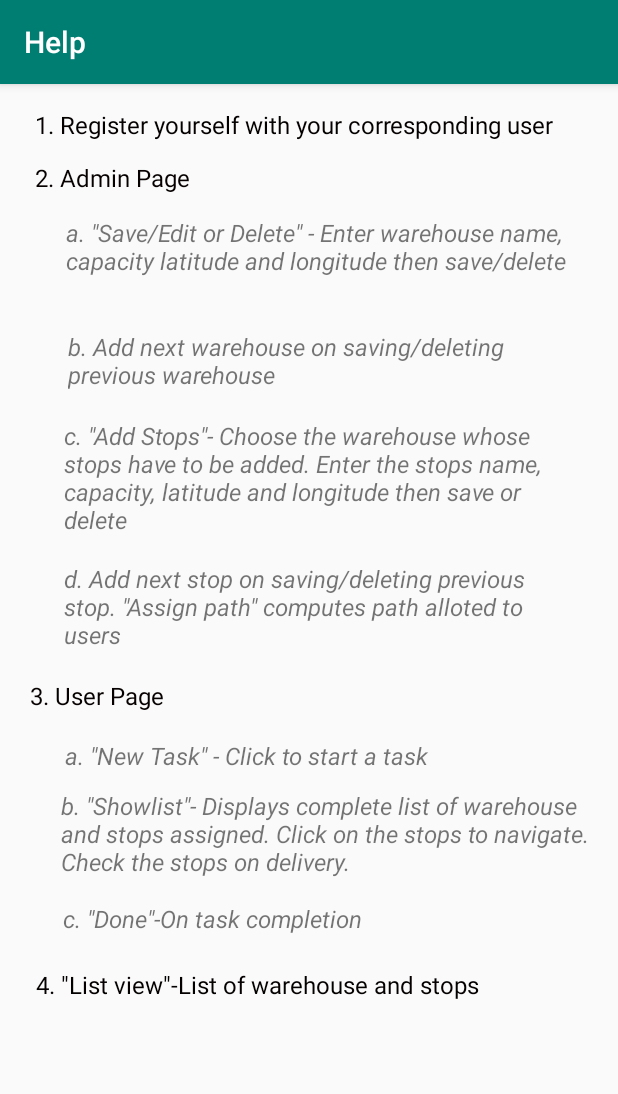
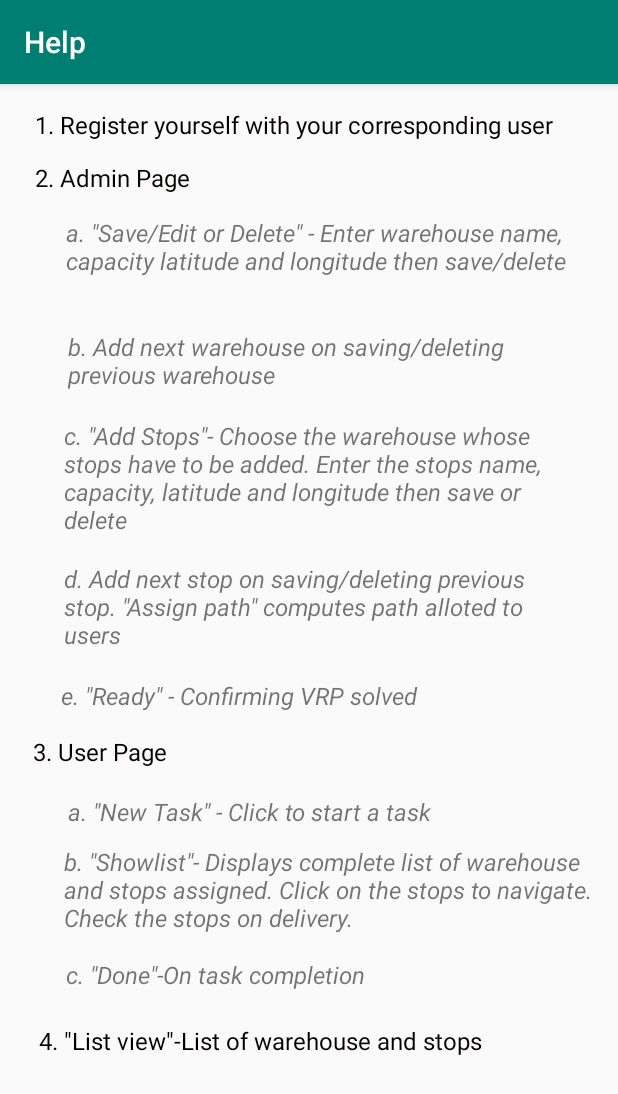
Before and after one commit to dalvisnigdha/Pandelivery, an Android app: the UserMainActivity screen opened directly, with no data from a screen before it, in the options menu, after a tap on "Help", on a phone screen of 412 x 824 dp. Shown: the top 1094 px of the screen. Run offline under Robolectric (Android 15) with nearby library versions, the light colour scheme and no system bars; our stand-ins replace Firebase (no records; nobody signed in at launch, a user with empty details on screens opened directly); 3 statements that could not run were skipped.

Commit message:
not working

```diff
--- a/app/src/main/java/com/example/pandelivery/UserMainActivity.java
+++ b/app/src/main/java/com/example/pandelivery/UserMainActivity.java
@@ -70,7 +70,7 @@ public class UserMainActivity extends AppCompatActivity implements OnMapReadyCal
     Polyline polyline = null;
     ArrayList route;
     String[] listitems = {"gurgaon","cp","faridabad","indiagate"};//hard coded
-    String warehouse = "iit_delhi";
+//    String warehouse = "iit_delhi";
     FirebaseFirestore db;
     FirebaseUser user;
     FirebaseAuth firebaseAuth;
@@ -83,11 +83,12 @@ public class UserMainActivity extends AppCompatActivity implements OnMapReadyCal
     // Locations to be added from Latitude and Longitude added in array list at the bootom
     ArrayList<LatLng> maplocationList = new ArrayList<LatLng>();
 
-    LatLng iit_delhi = new LatLng(28.5450, 77.1926);
-    LatLng gurgaon = new LatLng(28.4595, 77.0266);
-    LatLng cp = new LatLng(28.6304, 77.2177);
-    LatLng faridabad = new LatLng(28.4089, 77.3178);
-    LatLng indiagate = new LatLng(28.6129, 77.2295);
+
+//    LatLng iit_delhi = new LatLng(28.5450, 77.1926);
+//    LatLng gurgaon = new LatLng(28.4595, 77.0266);
+//    LatLng cp = new LatLng(28.6304, 77.2177);
+//    LatLng faridabad = new LatLng(28.4089, 77.3178);
+//    LatLng indiagate = new LatLng(28.6129, 77.2295);
     // Map Objects
     UiSettings mUiSettings;
     @Override
@@ -115,14 +116,15 @@ public class UserMainActivity extends AppCompatActivity implements OnMapReadyCal
         actionbar.setTitle("User");
 
         // ArrayList updated :
-        maplocationList.add(iit_delhi);
-        maplocationList.add(gurgaon);
-        maplocationList.add(cp);
-        maplocationList.add(faridabad);
-        maplocationList.add(indiagate);
+//        maplocationList.add(iit_delhi);
+//        maplocationList.add(gurgaon);
+//        maplocationList.add(cp);
+//        maplocationList.add(faridabad);
+//        maplocationList.add(indiagate);
 
         // Array list of checkbox
 //            listitems = getResources().getStringArray(R.array.stopslist);
+
         checkeditems = new boolean[listitems.length];
         newtaskbtn.setOnClickListener(new View.OnClickListener() {
             @Override
@@ -134,6 +136,23 @@ public class UserMainActivity extends AppCompatActivity implements OnMapReadyCal
                 polyline.setColor(Color.rgb(102,178,255));
                 Log.d("route tag", "route path "+maplocationList);
 
+                for (int i = 0; i < maplocationList.size(); i++) {
+                    if (i == 0) {
+                        mMap.addMarker(new MarkerOptions().position(maplocationList.get(i)).title("Warehouse-" + maplocationnamelist.get(i)));
+//                        mMap.addMarker(new MarkerOptions().position(item.location).title("Name: " + item.name + " | Capacity: " + item.capacity));
+                    } else {
+                        mMap.addMarker(new MarkerOptions().position(maplocationList.get(i)).title("Stop " +i+"|"+maplocationnamelist.get(i)+"|"+maplocationcaplist.get(i)));
+                    }
+
+                    mMap.animateCamera(CameraUpdateFactory.zoomTo(21));
+                    mMap.moveCamera(CameraUpdateFactory.newLatLng(maplocationList.get(i)));
+                }
+
+                for(int i = 0;i<maplocationnamelist.size();i++)
+                {
+
+                    listitems[i-1]= maplocationnamelist.get(i);
+                }
             }
         });
 
@@ -142,7 +161,7 @@ public class UserMainActivity extends AppCompatActivity implements OnMapReadyCal
             public void onClick(View view) {
                 if (working) {
                     AlertDialog.Builder mBuilder = new AlertDialog.Builder(UserMainActivity.this);
-                    mBuilder.setTitle("Warehouse-"+warehouse);
+                    mBuilder.setTitle("Warehouse-"+maplocationnamelist.get(0));
                     mBuilder.setMultiChoiceItems(listitems, checkeditems, new DialogInterface.OnMultiChoiceClickListener() {
                         @Override
                         public void onClick(DialogInterface dialogInterface, int position, boolean isChecked) {
@@ -240,7 +259,11 @@ public class UserMainActivity extends AppCompatActivity implements OnMapReadyCal
                         }
                         // User routeList to draw on Map // SNIGDHA if you need to additionally do, add below
                         for (RPoint item : routeList){
-                            mMap.addMarker(new MarkerOptions().position(item.location).title("Name: " + item.name + " | Capacity: " + item.capacity));
+                            maplocationnamelist.add(item.name);
+                            maplocationcaplist.add(item.capacity);
+                            maplocationList.add(item.location);
+
+//                            mMap.addMarker(new MarkerOptions().position(item.location).title("Name: " + item.name + " | Capacity: " + item.capacity));
                         }
                     }else{
                         // DO NOTHING
@@ -284,16 +307,7 @@ public class UserMainActivity extends AppCompatActivity implements OnMapReadyCal
             mMap.setOnMyLocationClickListener(this);
         }
 
-            for (int i = 0; i < maplocationList.size(); i++) {
-                if (i == 0) {
-                    mMap.addMarker(new MarkerOptions().position(maplocationList.get(i)).title("Warehouse-" + warehouse));
-                } else {
-                    mMap.addMarker(new MarkerOptions().position(maplocationList.get(i)).title("Stop " + i));
-                }
 
-                mMap.animateCamera(CameraUpdateFactory.zoomTo(21));
-                mMap.moveCamera(CameraUpdateFactory.newLatLng(maplocationList.get(i)));
-            }
 
 
         // Map UI Settings
--- a/app/src/main/res/layout/activity_help.xml
+++ b/app/src/main/res/layout/activity_help.xml
@@ -71,6 +71,17 @@
 
     <TextView
         android:id="@+id/pt6"
+        android:layout_width="351dp"
+        android:layout_height="25dp"
+        android:layout_marginTop="12dp"
+        android:text='e. "Ready" - Confirming VRP solved'
+        android:textSize="16sp"
+        android:textStyle="italic"
+        app:layout_constraintEnd_toEndOf="@+id/pt5"
+        app:layout_constraintTop_toBottomOf="@+id/pt" />
+
+    <TextView
+        android:id="@+id/pt"
         android:layout_width="345dp"
         android:layout_height="66dp"
         android:layout_marginTop="12dp"
```
